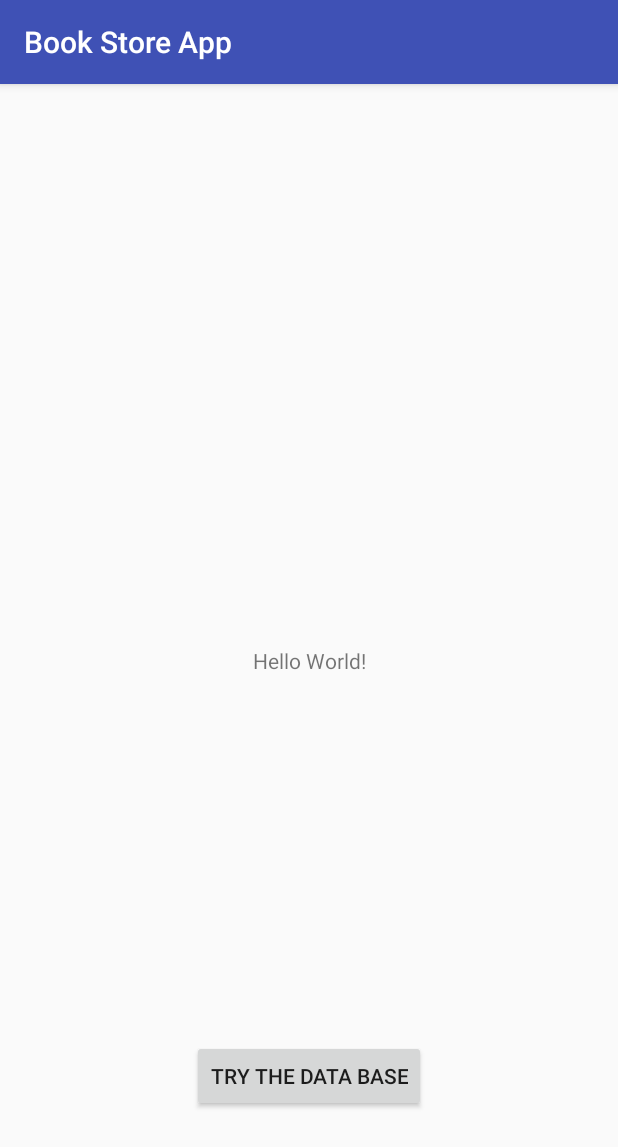
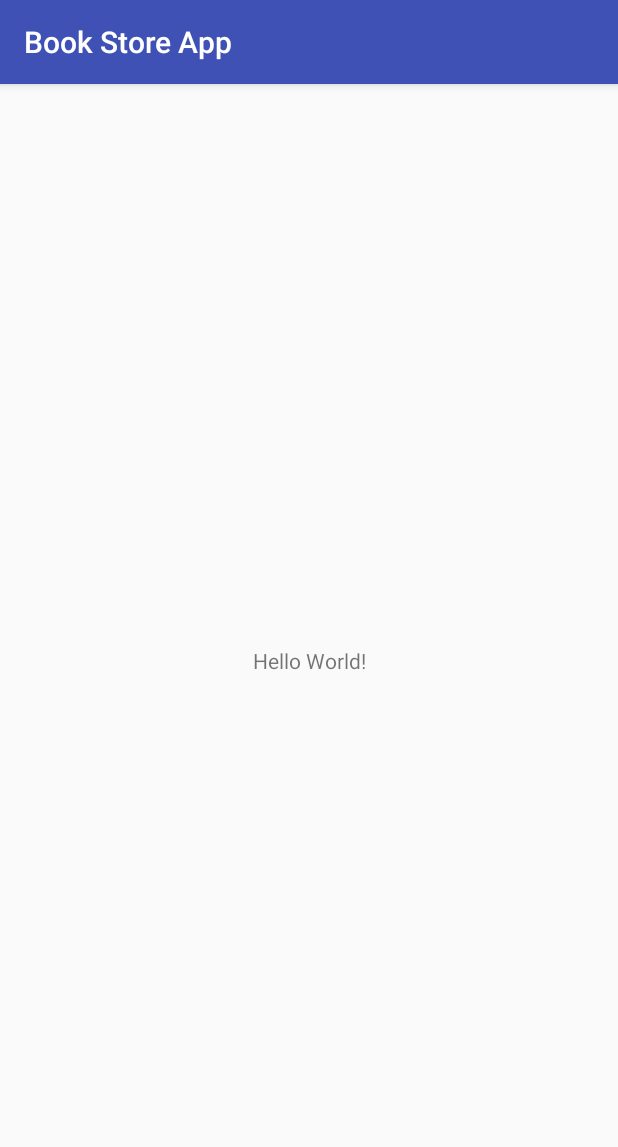
Before and after one commit to Ahmed7313/BookStoreApp, an Android app: the screen it shows after launch (MainActivity), on a phone screen of 412 x 824 dp. Shown: the top 1147 px of the screen. Run offline under Robolectric (Android 15) with nearby library versions, the phone set to English and light mode, and no system bars.

Commit message:
deleted the display button

```diff
--- a/app/src/main/java/com/example/android/bookstoreapp/MainActivity.java
+++ b/app/src/main/java/com/example/android/bookstoreapp/MainActivity.java
@@ -3,20 +3,14 @@ package com.example.android.bookstoreapp;
 import android.content.ContentValues;
 import android.database.Cursor;
 import android.database.sqlite.SQLiteDatabase;
+import android.os.Bundle;
 import android.support.v7.app.AppCompatActivity;
-import android.os.Bundle;
 import android.util.Log;
-import android.view.View;
-import android.widget.Button;
 import android.widget.TextView;
 import android.widget.Toast;
 
 import com.example.android.bookstoreapp.data.BookContract.BookEntry;
-
-import com.example.android.bookstoreapp.data.BookContract;
 import com.example.android.bookstoreapp.data.BooksDbHelper;
-
-import org.w3c.dom.Text;
 
 public class MainActivity extends AppCompatActivity {
 
@@ -27,16 +21,6 @@ public class MainActivity extends AppCompatActivity {
         setContentView(R.layout.activity_main);
 
         mBooksDbHelper = new BooksDbHelper(this);
-        SQLiteDatabase db = mBooksDbHelper.getReadableDatabase();
-        Button dbTryButton = (Button) findViewById(R.id.button);
-        dbTryButton.setOnClickListener(new View.OnClickListener() {
-            @Override
-            public void onClick(View view) {
-                insertBook();
-                displayInfo();
-            }
-        });
-
     }
 
     private void displayInfo (){
@@ -60,7 +44,7 @@ public class MainActivity extends AppCompatActivity {
                 null,
                 null,
                 null);
-        TextView displayView = (TextView) findViewById(R.id.display_information);
+        TextView displayView = findViewById(R.id.display_information);
 
         try{
             displayView.setText("The books table contains " + cursor.getCount() + " Book.\n\n");
--- a/app/src/main/res/layout/activity_main.xml
+++ b/app/src/main/res/layout/activity_main.xml
@@ -16,16 +16,5 @@
         app:layout_constraintRight_toRightOf="parent"
         app:layout_constraintTop_toTopOf="parent" />
 
-    <Button
-        android:id="@+id/button"
-        android:layout_width="wrap_content"
-        android:layout_height="wrap_content"
-        android:layout_marginBottom="8dp"
-        android:layout_marginTop="168dp"
-        android:text="try the data base"
-        app:layout_constraintBottom_toBottomOf="parent"
-        app:layout_constraintEnd_toEndOf="parent"
-        app:layout_constraintStart_toStartOf="parent"
-        app:layout_constraintTop_toBottomOf="@+id/display_information" />
 
 </android.support.constraint.ConstraintLayout>
```
